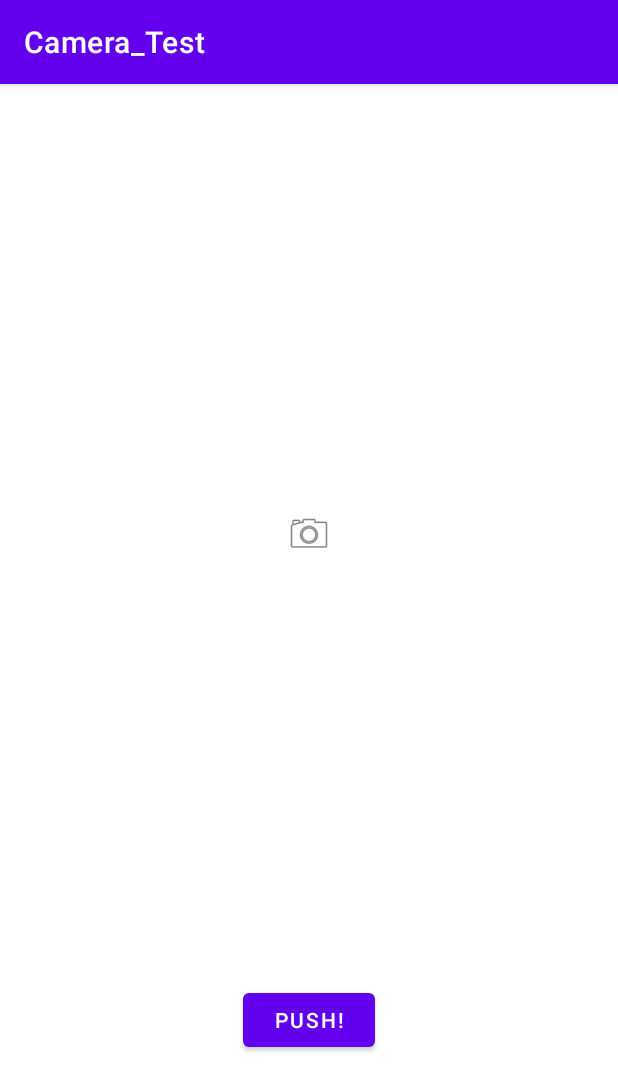
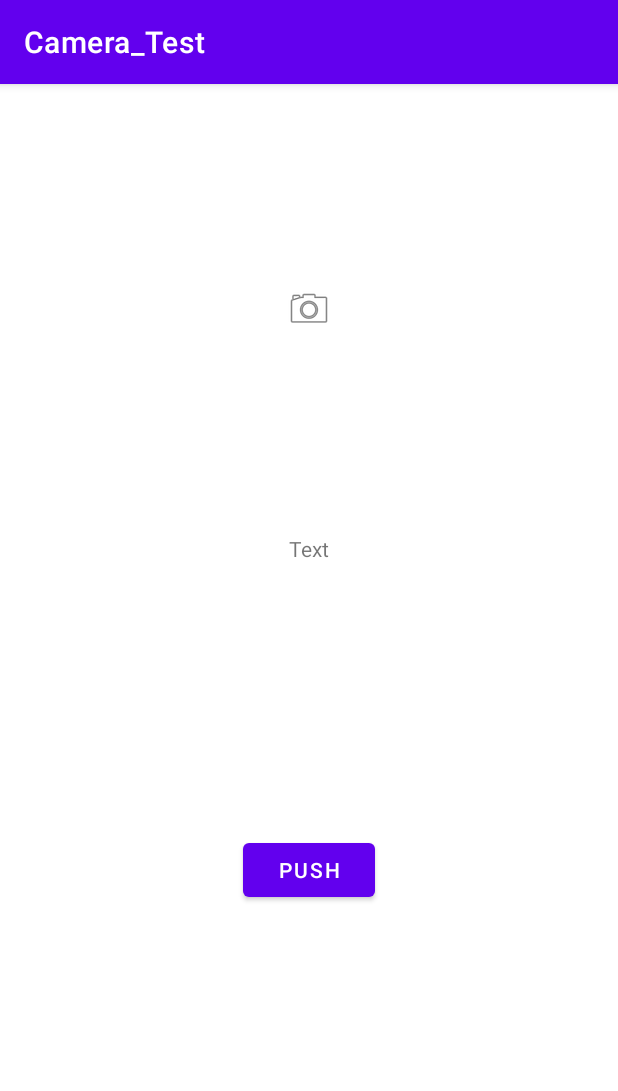
Before and after one commit to RgrayLemon/OCR_Android, an Android app: the screen it shows after launch (MainActivity), on a phone screen of 412 x 824 dp. Shown: the top 1091 px of the screen. Run offline under Robolectric (Android 15) with nearby library versions, the phone set to English and light mode, and no system bars; libraries missing offline, so code that uses them is left out: com.googlecode.tesseract.

Commit message:
OCRした文字をスマホ画面にも表示する処理を追加

```diff
--- a/Camera_Test/app/src/main/java/com/rgraylemon/example/camera_test/MainActivity.kt
+++ b/Camera_Test/app/src/main/java/com/rgraylemon/example/camera_test/MainActivity.kt
@@ -7,6 +7,7 @@ import android.os.Bundle
 import android.provider.MediaStore
 import android.view.View
 import android.widget.ImageView
+import android.widget.TextView
 
 class MainActivity : AppCompatActivity() {
     lateinit var ocrUtil: OCRUtil
@@ -21,6 +22,7 @@ class MainActivity : AppCompatActivity() {
     override fun onActivityResult(requestCode: Int, resultCode: Int, data: Intent?) {
         super.onActivityResult(requestCode, resultCode, data)
         val imageView = findViewById<ImageView>(R.id.ivCamera)
+        val textView = findViewById<TextView>(R.id.textview)
         if (requestCode == REQUEST_IMAGE_CAPTURE && resultCode == RESULT_OK) {
             val imageBitmap = data!!.extras!!.get("data") as Bitmap
             imageView.setImageBitmap(imageBitmap)
@@ -28,6 +30,7 @@ class MainActivity : AppCompatActivity() {
             //imageBitmapをOCRする処理が必要？
             imageBitmap?.let{
                 println(ocrUtil.getString(applicationContext, it, OCRUtil.Companion.LangType.getLangType("jpn").str))
+                textView.text = ocrUtil.getString(applicationContext, it, OCRUtil.Companion.LangType.getLangType("jpn").str)
 /*                    ocr.text = ocrUtil.getString(applicationContext, it, OCRUtil.Companion.LangType.getLangType("jap").str)
                 } ?: run {
                     ocr.text = "bitmap is null"*/
--- a/Camera_Test/app/src/main/res/layout/activity_main.xml
+++ b/Camera_Test/app/src/main/res/layout/activity_main.xml
@@ -9,19 +9,29 @@
     <ImageView
         android:id="@+id/ivCamera"
         android:layout_width="match_parent"
-        android:layout_height="600dp"
+        android:layout_height="300dp"
         android:layout_gravity="center"
         android:scaleType="center"
         app:layout_constraintTop_toTopOf="parent"
-        app:layout_constraintBottom_toTopOf="@id/button"
+        app:layout_constraintBottom_toTopOf="@id/textview"
         app:srcCompat="@android:drawable/ic_menu_camera"/>
+
+    <TextView
+        android:id="@+id/textview"
+        android:text="@string/pre"
+        android:layout_width="wrap_content"
+        android:layout_height="200dp"
+        app:layout_constraintStart_toStartOf="parent"
+        app:layout_constraintEnd_toEndOf="parent"
+        app:layout_constraintTop_toBottomOf="@id/ivCamera"
+        app:layout_constraintBottom_toTopOf="@id/button"/>
 
     <Button
         android:id="@+id/button"
         android:layout_width="wrap_content"
         android:layout_height="wrap_content"
-        android:text="push!"
-        app:layout_constraintTop_toBottomOf="@id/ivCamera"
+        android:text="@string/button"
+        app:layout_constraintTop_toBottomOf="@id/textview"
         app:layout_constraintStart_toStartOf="parent"
         app:layout_constraintEnd_toEndOf="parent"
         android:onClick="onCameraImageClick"
--- a/Camera_Test/app/src/main/res/values/strings.xml
+++ b/Camera_Test/app/src/main/res/values/strings.xml
@@ -1,3 +1,5 @@
 <resources>
     <string name="app_name">Camera_Test</string>
+    <string name="button">Push</string>
+    <string name="pre">Text</string>
 </resources>
```
